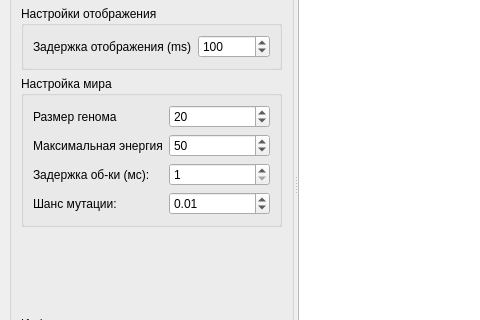
This is mainwindow.ui in TomasGlgg/QGenetic as Qt 5 draws it before an edit; both pictures show x 0 to 480 and y 116 to 436 of the 800 by 600 pixel window. The edited form follows.
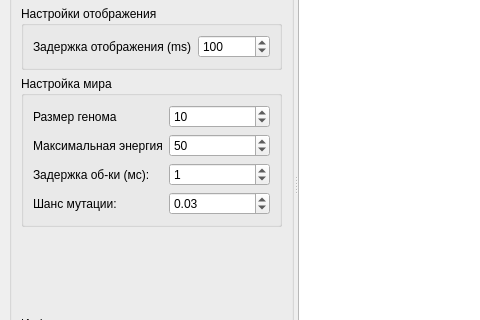
This is the edited form.

Diff of the .ui file:
```diff
--- a/mainwindow.ui
+++ b/mainwindow.ui
@@ -115,7 +115,7 @@
               <number>1</number>
              </property>
              <property name="value">
-              <number>20</number>
+              <number>10</number>
              </property>
             </widget>
            </item>
@@ -149,7 +149,7 @@
            <item row="2" column="1">
             <widget class="QSpinBox" name="process_delay">
              <property name="minimum">
-              <number>1</number>
+              <number>0</number>
              </property>
              <property name="maximum">
               <number>1000</number>
@@ -174,9 +174,12 @@
              <property name="maximum">
               <double>1.000000000000000</double>
              </property>
-             <property name="value">
+             <property name="singleStep">
               <double>0.010000000000000</double>
              </property>
+             <property name="value">
+              <double>0.030000000000000</double>
+             </property>
             </widget>
            </item>
           </layout>
```
Left out of the diff: 3 changed lines with no effect on the pictures.
